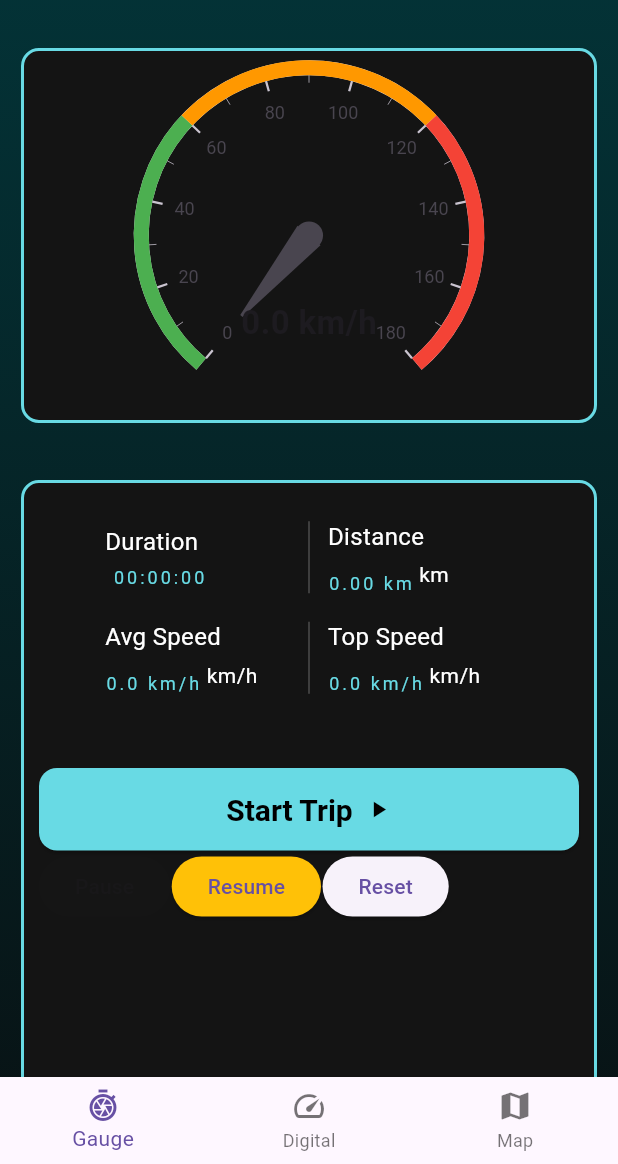
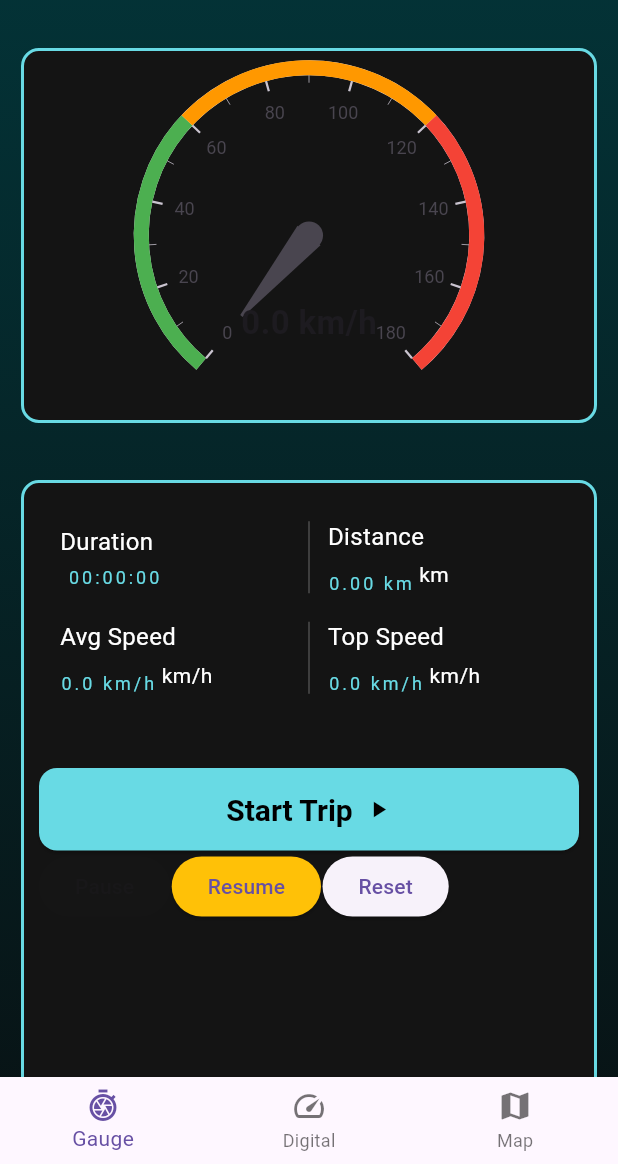
Before and after one commit to Ismailakram300/speedo_meter, a Flutter app: the screen it shows after launch, on a phone screen of 412 x 824 dp, the part 72-1236 px from its top. Run offline on Flutter 3.47's test engine with Material 3 defaults, Android fonts, the phone set to English and light mode, and no system bars; drawn by our look-alikes of syncfusion_flutter_gauges; our stand-ins replace audioplayers, carousel_slider, geocoding, geolocator, google_maps_flutter, permission_handler and 4 more; accounts and stored records are empty; Roboto replaces fonts that are missing (Digital).

Commit message:
Update main.dart

```diff
--- a/lib/main.dart
+++ b/lib/main.dart
@@ -68,7 +68,7 @@ class TripStatsCard extends StatelessWidget {
     return Center(
       child: Container(
         padding: const EdgeInsets.all(24),
-        width: 320,
+        width: double.infinity,
         child: Column(
           mainAxisSize: MainAxisSize.min,
           children: [
```
